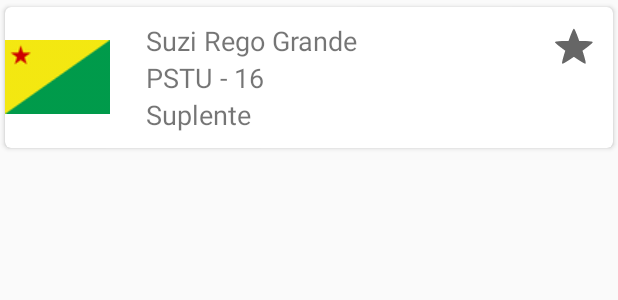
After one commit to jgabrielfreitas/vedor, an Android app: the layout expandable_item.xml on its own in the app's theme, with its tools: preview values and no code run, on a phone screen of 412 x 824 dp. The commit adds this screen. Shown: the top 300 px of the screen. Run offline under Robolectric (Android 15) with nearby library versions, the phone set to English and light mode, and no system bars.

Commit message:
Expandle listview

```diff
--- /dev/null
+++ b/app/src/main/res/layout/expandable_item.xml
@@ -0,0 +1,70 @@
+<?xml version="1.0" encoding="utf-8"?>
+<android.support.v7.widget.CardView
+    xmlns:android="http://schemas.android.com/apk/res/android"
+    xmlns:card_view="http://schemas.android.com/apk/res-auto"
+    android:id="@+id/card_view"
+    android:layout_width="match_parent"
+    android:layout_height="wrap_content"
+    card_view:cardCornerRadius="4dp"
+    card_view:cardUseCompatPadding="true">
+
+    <RelativeLayout xmlns:android="http://schemas.android.com/apk/res/android"
+        android:layout_width="match_parent"
+        android:layout_height="wrap_content"
+        android:layout_marginTop="10dp"
+        android:layout_marginBottom="10dp">
+
+        <ImageView
+            android:id="@+id/nameImageView"
+            android:layout_width="wrap_content"
+            android:layout_height="wrap_content"
+            android:layout_centerVertical="true"
+            android:layout_alignParentLeft="true"
+            android:src="@drawable/ic_acre" />
+
+        <TextView
+            android:id="@+id/nameTextView"
+            android:layout_width="wrap_content"
+            android:layout_height="wrap_content"
+            android:text="Suzi Rego Grande"
+            android:textSize="18sp"
+            android:layout_marginLeft="24dp"
+            android:layout_toRightOf="@+id/nameImageView"
+            android:layout_toEndOf="@+id/nameImageView" />
+
+        <CheckBox
+            android:id="@+id/favoriteCheckBox"
+            android:layout_width="wrap_content"
+            android:layout_height="wrap_content"
+            android:layout_marginRight="10dp"
+            style="?android:attr/starStyle"
+            android:layout_alignTop="@+id/nameTextView"
+            android:layout_alignParentRight="true"
+            android:layout_alignParentEnd="true" />
+
+
+        <TextView
+            android:id="@+id/partyTextView"
+            android:layout_width="wrap_content"
+            android:layout_height="wrap_content"
+            android:layout_below="@+id/nameTextView"
+            android:text="PSTU - 16"
+            android:textSize="18sp"
+            android:layout_marginLeft="24dp"
+            android:layout_toRightOf="@+id/nameImageView"
+            android:layout_toEndOf="@+id/nameImageView" />
+
+        <TextView
+            android:id="@+id/statusTextView"
+            android:layout_width="wrap_content"
+            android:layout_height="wrap_content"
+            android:layout_below="@+id/partyTextView"
+            android:text="Suplente"
+            android:textSize="18sp"
+            android:layout_marginLeft="24dp"
+            android:layout_toRightOf="@+id/nameImageView"
+            android:layout_toEndOf="@+id/nameImageView" />
+
+    </RelativeLayout>
+
+</android.support.v7.widget.CardView>
```
Also changed, not shown: app/src/main/java/hackpuc/vedor/ExpandableListAdapter.java (added, +124 -0 lines), app/src/main/java/hackpuc/vedor/MainActivity.java (+63 -7 lines), app/src/main/res/layout/expandable_group.xml (added, +16 -0 lines), app/src/main/res/layout/fragment_state.xml (+7 -6 lines).
